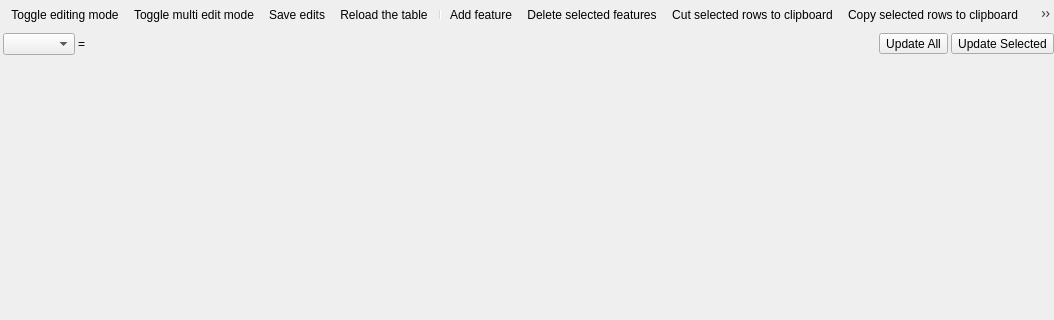
This is src/ui/qgsattributetabledialog.ui in qgis/QGIS as Qt 5 draws it before an edit; both pictures show x 0 to 1054 and y 0 to 320 of the 1054 by 570 pixel window. The edited form follows.
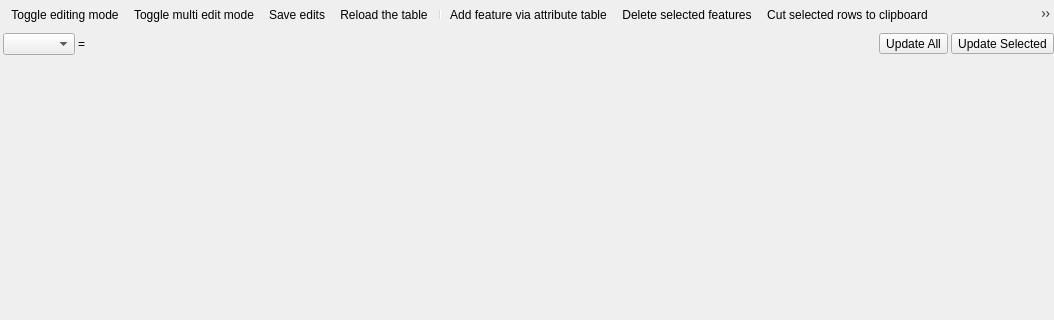
This is the edited form. Icons and pictures are not drawn. Custom widgets are drawn as their Qt base class.

Commit message: Store the add feature method in the attribute table configuration to be able to have the default per layer (you still can change it anytime while working)

What changed in the file:
```diff
--- a/src/ui/qgsattributetabledialog.ui
+++ b/src/ui/qgsattributetabledialog.ui
@@ -297,7 +297,7 @@
      <normaloff>:/images/themes/default/mActionNewTableRow.svg</normaloff>:/images/themes/default/mActionNewTableRow.svg</iconset>
    </property>
    <property name="text">
-    <string>Add feature</string>
+    <string>Add feature via attribute table</string>
    </property>
   </action>
   <action name="mActionDeleteSelected">
```
Left out of the diff: 172 changed lines with no effect on the pictures. The commit also changes 5 other files.
